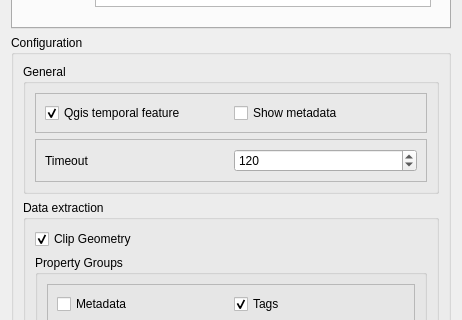
GIScience/ohsome-qgis-plugin, file OhsomeQgis/gui/OhsomeQgisDialogUI.ui: the form before one commit; both pictures show x 0 to 462 and y 490 to 810 of the 462 by 1296 pixel window.
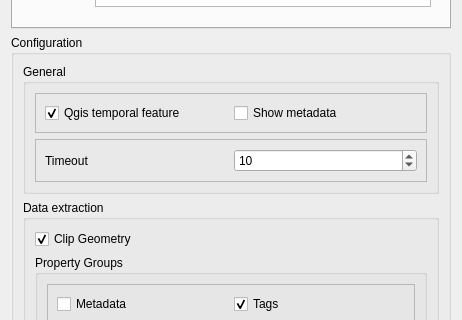
The form after the commit. Icons and pictures are not drawn. Custom widgets are drawn as their Qt base class.

Commit message: set global timeout to max 100

```diff
--- a/OhsomeQgis/gui/OhsomeQgisDialogUI.ui
+++ b/OhsomeQgis/gui/OhsomeQgisDialogUI.ui
@@ -766,10 +766,10 @@
                <number>1</number>
               </property>
               <property name="maximum">
-               <number>999999999</number>
+               <number>9999999</number>
               </property>
               <property name="value">
-               <number>120</number>
+               <number>10</number>
               </property>
              </widget>
             </item>
```
Left out of the diff: 4 changed lines with no effect on the pictures. The commit also changes 2 other files.
